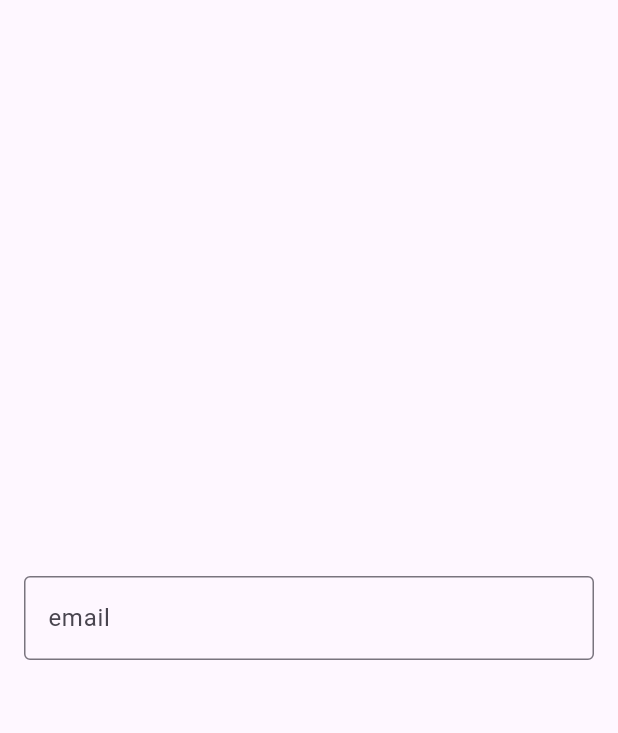
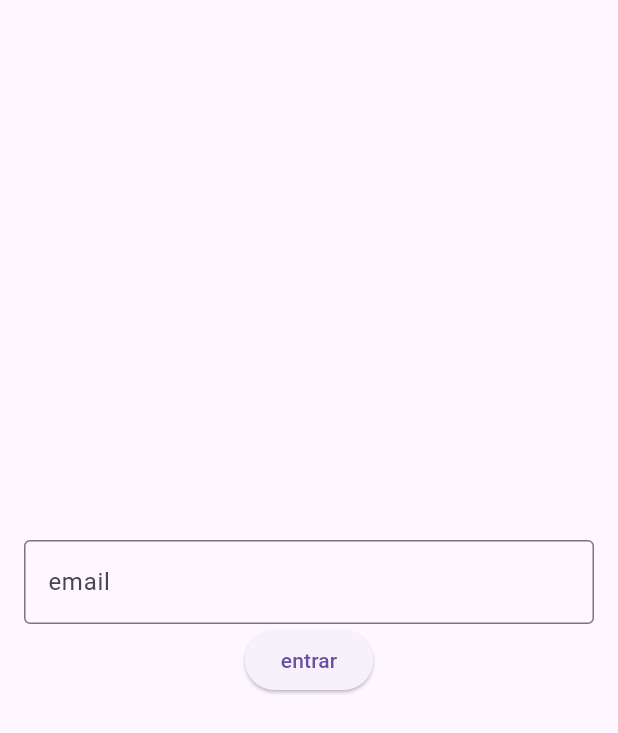
Before and after one commit to DOAgustavo/notesDOA, a Flutter app: the screen it shows after launch, on a phone screen of 412 x 824 dp. Shown: the top 733 px of the screen. Run offline on Flutter 3.47's test engine with Material 3 defaults, Android fonts, the phone set to English and light mode, and no system bars.

```diff
--- a/lib/screens/todo_list_page.dart
+++ b/lib/screens/todo_list_page.dart
@@ -1,7 +1,9 @@
 import 'package:flutter/material.dart';
 
 class TodoListPage extends StatelessWidget {
-  const TodoListPage({super.key});
+   TodoListPage({super.key});
+
+  final TextEditingController emailController = TextEditingController();
 
   @override
   Widget build(BuildContext context) {
@@ -9,14 +11,30 @@ class TodoListPage extends StatelessWidget {
       body: Center(
         child: Padding(
           padding: const EdgeInsets.all(16), // Corrigido aqui
-          child: TextField(decoration: InputDecoration(
-            labelText: "email",
-            hintText: "exemplo@gmail.com",
-            border: OutlineInputBorder()
-            ),
+          child: Column(
+            mainAxisSize: MainAxisSize.min,
+            children: [
+              TextField(
+                 controller: emailController,
+                 decoration: InputDecoration(
+                 labelText: "email",
+
+                 border: OutlineInputBorder(),
+
+                ),
+              ),
+              ElevatedButton(onPressed: login, child: Text("entrar"))
+            ],
           ),
         ),
       ),
     );
   }
+  void login(){
+ String text = emailController.text;
+ print(text);
+ emailController.clear();
+
+
 }
+}
```
Also changed, not shown: 1 other file.
